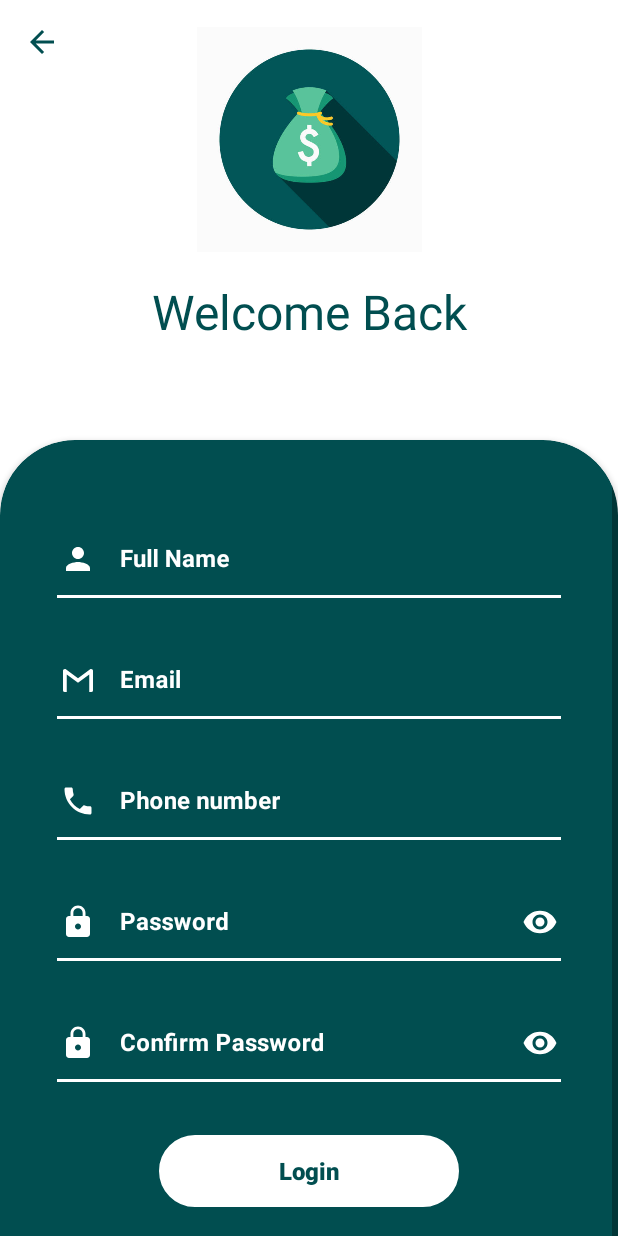
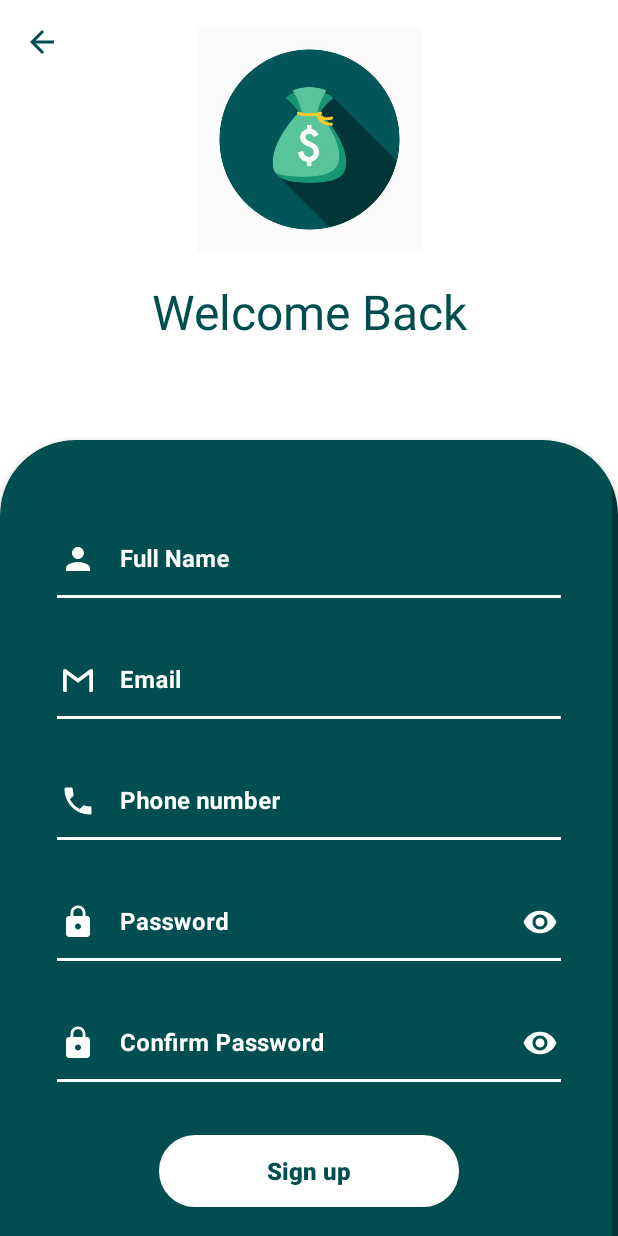
Before and after one commit to ZeinabAbdien00/Money, an Android app: the SignUpFragment screen opened through its navigation route, on a phone screen of 412 x 824 dp. Run offline under Robolectric (Android 15) with nearby library versions, the phone set to English and light mode, and no system bars; our stand-ins replace Firebase (no records; nobody signed in at launch, a user with empty details on screens opened directly).

Commit message:
refactor design

```diff
--- a/app/src/main/res/layout/fragment_sign_up.xml
+++ b/app/src/main/res/layout/fragment_sign_up.xml
@@ -17,7 +17,7 @@
         app:layout_constraintStart_toStartOf="parent"
         app:layout_constraintTop_toTopOf="parent" />
 
-    <com.google.android.material.bottomsheet.BottomSheetDragHandleView
+    <com.google.android.material.imageview.ShapeableImageView
         android:id="@+id/iv_money"
         android:layout_width="150dp"
         android:layout_height="150dp"
@@ -279,7 +279,7 @@
                     android:layout_marginBottom="80dp"
                     android:background="@drawable/main_button"
                     android:backgroundTint="@color/white"
-                    android:text="@string/login"
+                    android:text="@string/sign_up"
                     android:textAllCaps="false"
                     android:textColor="@color/base"
                     android:textSize="16sp"
```
Also changed, not shown: app/src/main/res/drawable/rv_home_bg.xml (added, +9 -0 lines).
